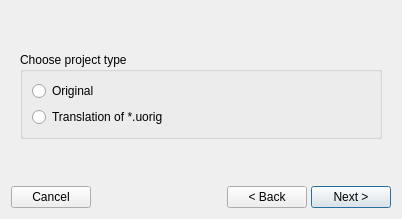
Mercury13/utranslator, file UTranslator/FmNew.ui: the form before one commit.
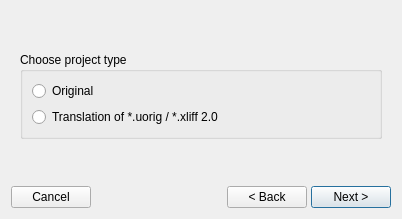
The form after the commit. Custom widgets are drawn as their Qt base class.

Commit message: Wrote *.xliff 2.0

Patch:
```diff
--- a/UTranslator/FmNew.ui
+++ b/UTranslator/FmNew.ui
@@ -50,7 +50,7 @@
           <item>
            <widget class="DblClickRadio" name="radioTranslation">
             <property name="text">
-             <string>Translation of *.uorig</string>
+             <string>Translation of *.uorig / *.xliff 2.0</string>
             </property>
            </widget>
           </item>
```
